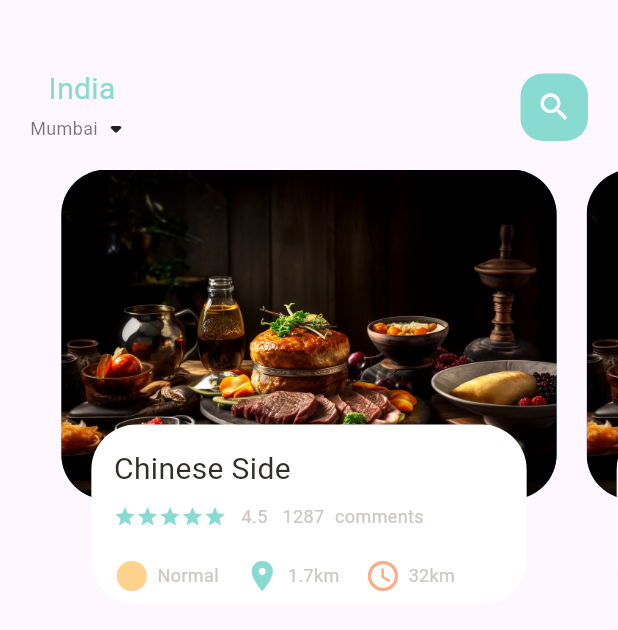
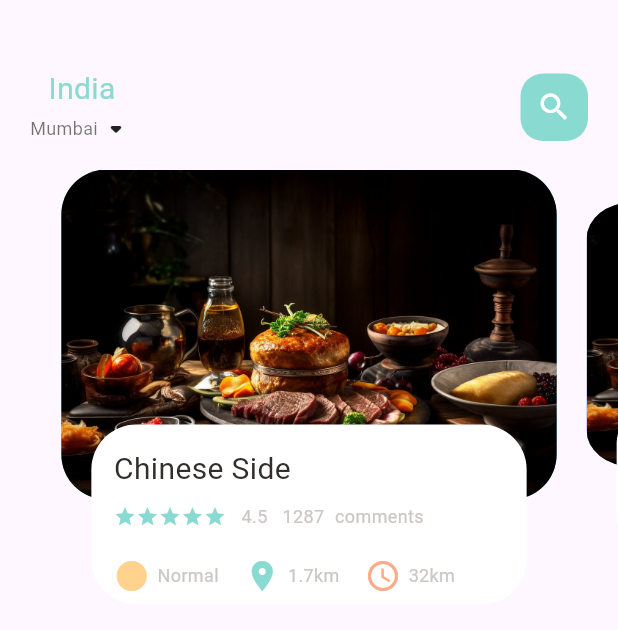
Before and after one commit to ipsitahota/komato, a Flutter app: the screen it shows after launch, on a phone screen of 412 x 824 dp. Shown: the top 630 px of the screen. Run offline on Flutter 3.47's test engine with Material 3 defaults, Android fonts, the phone set to English and light mode, and no system bars.

Commit message:
4th  day completed

```diff
--- a/lib/home/food_page_body.dart
+++ b/lib/home/food_page_body.dart
@@ -5,6 +5,7 @@ import 'package:flutter_kitchen/widgets/icon_and_text_widget.dart';
 import 'package:flutter_kitchen/widgets/small_text.dart';
 
 class FoodPageBody extends StatefulWidget {
+  //stful class
   const FoodPageBody({super.key});
 
   @override
@@ -13,30 +14,73 @@ class FoodPageBody extends StatefulWidget {
 
 class _FoodPageBodyState extends State<FoodPageBody> {
     PageController pageController = PageController(viewportFraction: 0.85);
+  var _currPageValue = 0.0;
+  double _scaleFactor = 0.8;
+  double _height=220;
+  @override
+  void initState() {
+    // TODO: implement initState
+    super.initState();
+    pageController.addListener(() {
+      setState(() {
+        _currPageValue = pageController.page!;
+      });
+    });
+  }
+
+  @override//why override used??
+  void dispose() {
+    pageController.dispose();
+    super.dispose();
+  }
+
   @override
   Widget build(BuildContext context) {
     return Container(
       // color: Colors.redAccent,
       height: 320,
       child: PageView.builder(
-          controller: pageController,
+          controller: pageController, //called above controlls the page
           itemCount: 5,
           itemBuilder: (context, position) {
-            return _buildPageItem(position);
+            return _buildPageItem(
+                position); //return the below function operation 5 times
           }),
     );
   }
 
   Widget _buildPageItem(int index) {
-    return Stack(
+
+    Matrix4 matrix =  Matrix4.identity();
+    if (index == _currPageValue.floor()) {
+      var currScale = 1 - (_currPageValue - index) * (1 - _scaleFactor);
+      var currTrans = _height * (1 - currScale) / 2;
+      matrix = Matrix4.diagonal3Values(1, currScale, 1)..setTranslationRaw(0, currTrans, 0);
+    } else if (index == _currPageValue.floor() + 1) {
+      var currScale =_scaleFactor + (_currPageValue - index + 1) * (1 - _scaleFactor);
+      var currTrans = _height * (1 - currScale) / 2;
+      matrix = Matrix4.diagonal3Values(1, currScale, 1);
+      matrix = Matrix4.diagonal3Values(1, currScale, 1)..setTranslationRaw(0, currTrans, 0);
+    } else if (index == _currPageValue.floor() - 1) {
+      var currScale = 1 - (_currPageValue - index) * (1 - _scaleFactor);
+      var currTrans = _height * (1 - currScale) / 2;
+      matrix = Matrix4.diagonal3Values(1, currScale, 1);
+      matrix = Matrix4.diagonal3Values(1, currScale, 1)..setTranslationRaw(0, currTrans, 0);
+    } else {
+      var currScale = 0.8;
+        matrix = Matrix4.diagonal3Values(1, currScale, 1)..setTranslationRaw(0, _height * (1 - _scaleFactor) / 2, 0);
+    }
+    return Transform(
+      transform: matrix,
+    child: Stack(
       children: [
         Container(
-          height: 220,
-          margin:  EdgeInsets.only(left: 10, right: 10),
+          height:220, //if (stack & height) is declared only then height 220,otherwise occupy full space
+          margin: EdgeInsets.only(left: 10, right: 10),
           decoration: BoxDecoration(
               borderRadius: BorderRadius.circular(30),
               color: index.isEven ? Color(0xFF69c5df) : Color(0xFF9294cc),
-              image:  DecorationImage(
+              image: DecorationImage(
                   fit: BoxFit.cover,
                   image: AssetImage("assets/image/delfood.jpg"))),
         ),
@@ -50,8 +94,8 @@ class _FoodPageBodyState extends State<FoodPageBody> {
               color: Colors.white,
             ),
             child: Container(
-              padding:  EdgeInsets.only(top: 15,left: 15,right: 15),
-              child:Column(
+                padding: EdgeInsets.only(top: 15, left: 15, right: 15),
+                child: Column(
                   crossAxisAlignment: CrossAxisAlignment.start,
                   children: [
                     BigText(text: "Chinese Side"),
@@ -59,44 +103,53 @@ class _FoodPageBodyState extends State<FoodPageBody> {
                     Row(
                       children: [
                         Wrap(
-                    children: List.generate(5, (index) => Icon(Icons.star,color: AppColors.mainColor,size: 15)),
+                          children: List.generate(
+                              5,
+                              (index) => Icon(Icons.star,
+                                  color: AppColors.mainColor, size: 15)),
                         ),
-                    SizedBox(width: 10,),
+                        SizedBox(
+                          width: 10,
+                        ),
                         SmallText(text: "4.5"),
-                     SizedBox(width: 10,),
+                        SizedBox(
+                          width: 10,
+                        ),
                         SmallText(text: "1287"),
-                     SizedBox(width: 7,),
+                        SizedBox(
+                          width: 7,
+                        ),
                         SmallText(text: "comments")
                       ],
                     ),
                     SizedBox(height: 20),
                     Row(
-                    children:[
+                      children: [
                         IconAndTextWidget(
                             icon: Icons.circle_sharp,
                             text: "Normal",
-                      iconColor: AppColors.iconColor1
+                            iconColor: AppColors.iconColor1),
+                        SizedBox(
+                          width: 17,
                         ),
-                       SizedBox(width: 17,),
                         IconAndTextWidget(
                             icon: Icons.location_on,
                             text: "1.7km",
-                      iconColor: AppColors.mainColor
+                            iconColor: AppColors.mainColor),
+                        SizedBox(
+                          width: 17,
                         ),
-                       SizedBox(width:17,),
                         IconAndTextWidget(
                             icon: Icons.access_time_rounded,
                             text: "32km",
-                      iconColor: AppColors.iconColor2
-                      )
+                            iconColor: AppColors.iconColor2)
                       ],
                     )
                   ],
-              )
-            ),
+                )),
           ),
         )
       ],
-    );
+    ),
+    );}
 }
-}
```
Lines whose indentation alone changed are shown as unchanged.
